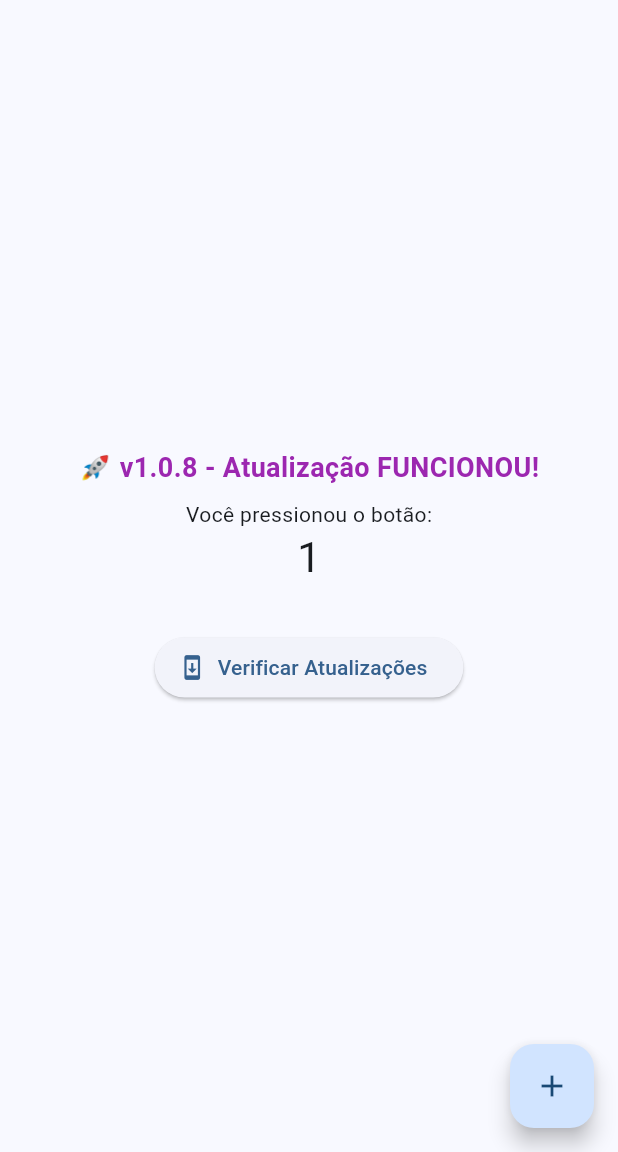
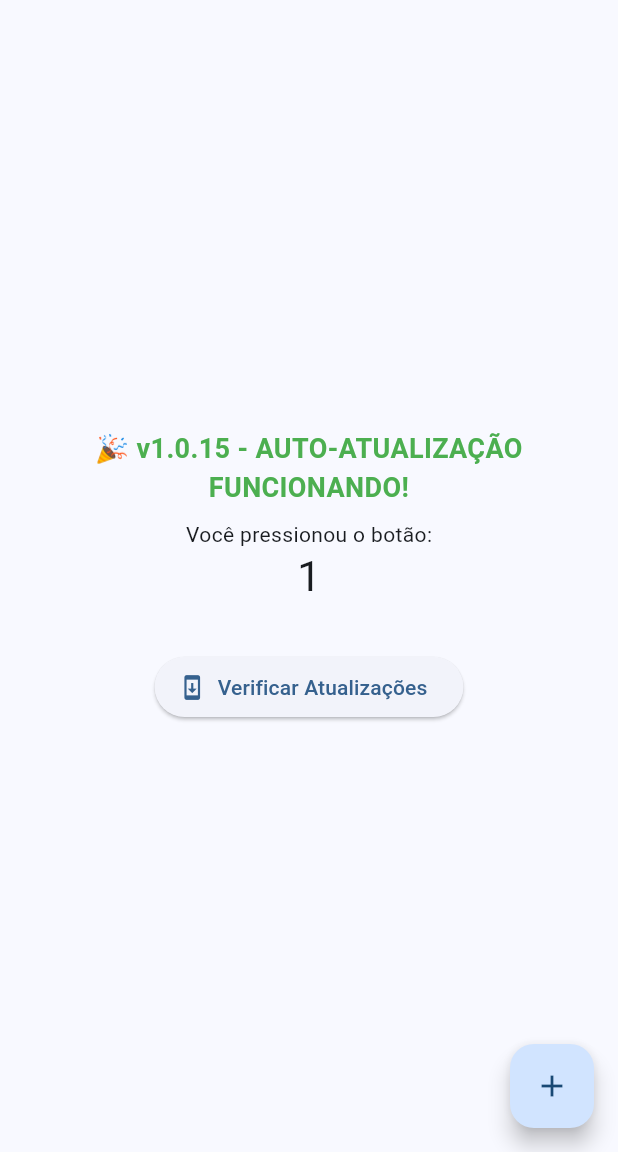
Before and after one commit to brunaoperes/nero, a Flutter app: the screen it shows after launch, after a tap on the "add" icon, on a phone screen of 412 x 824 dp, the part 84-1236 px from its top. Run offline on Flutter 3.47's test engine with Material 3 defaults, Android fonts, the phone set to English and light mode, and no system bars; our stand-ins replace connectivity_plus, dio, firebase_core, firebase_messaging, fl_chart, flutter_animate and 22 more; missing offline and left inert: dart:html, excel; accounts and stored records are empty; generated files the repository leaves out were written again; network calls fail.

Commit message:
Release v1.0.15 - Auto-update system WORKING!
🎉 SISTEMA DE AUTO-ATUALIZAÇÃO FUNCIONANDO!

✅ Problema resolvido:
- Mudou ResponseType.json para ResponseType.plain
- Adicionou jsonDecode manual
- Corrigiu parse de String para Map

🚀 Agora o sistema está 100% funcional!

🤖 Generated with [Claude Code](https://claude.com/claude-code)

Co-Authored-By: Claude <noreply@anthropic.com>

```diff
--- a/lib/main.dart
+++ b/lib/main.dart
@@ -116,9 +116,9 @@ class _MyHomePageState extends State<MyHomePage> {
           mainAxisAlignment: MainAxisAlignment.center,
           children: <Widget>[
             const Text(
-              '🚀 v1.0.8 - Atualização FUNCIONOU!',
+              '🎉 v1.0.15 - AUTO-ATUALIZAÇÃO FUNCIONANDO!',
               textAlign: TextAlign.center,
-              style: TextStyle(fontSize: 18, fontWeight: FontWeight.bold, color: Colors.purple),
+              style: TextStyle(fontSize: 18, fontWeight: FontWeight.bold, color: Colors.green),
             ),
             const SizedBox(height: 8),
             const Text(
--- a/lib/services/app_update_service.dart
+++ b/lib/services/app_update_service.dart
@@ -74,41 +74,60 @@ class AppUpdateService {
     return await InstallerDetector.isInstalledFromPlayStore();
   }
 
+  String? _lastError;
+
+  String? get lastError => _lastError;
+
   /// Busca informações sobre atualizações disponíveis
   Future<UpdateInfo?> checkForUpdates({
     String? customManifestUrl,
   }) async {
+    _lastError = null;
+
     try {
       final url = customManifestUrl ?? _manifestUrl;
 
-      debugPrint('Buscando atualizações em: $url');
+      debugPrint('🔍 DEBUG: Buscando atualizações em: $url');
 
       final response = await _dio.get(
         url,
         options: Options(
-          responseType: ResponseType.json,
+          responseType: ResponseType.plain,
           headers: {
             'Cache-Control': 'no-cache',
+            'Accept': 'application/json',
           },
         ),
       );
 
+      debugPrint('🔍 DEBUG: Status code: ${response.statusCode}');
+      debugPrint('🔍 DEBUG: Response type: ${response.data.runtimeType}');
+
       if (response.statusCode == 200) {
-        final updateInfo = UpdateInfo.fromJson(response.data);
+        debugPrint('🔍 DEBUG: Resposta recebida, parseando JSON...');
+
+        // Parse manual do JSON
+        final jsonData = jsonDecode(response.data as String);
+        final updateInfo = UpdateInfo.fromJson(jsonData);
         await _markCheckCompleted();
 
-        debugPrint('Informações de atualização recebidas: $updateInfo');
+        debugPrint('✅ DEBUG: Informações de atualização recebidas: ${updateInfo.versionName} (${updateInfo.versionCode})');
 
         return updateInfo;
       } else {
-        debugPrint('Falha ao buscar atualizações: ${response.statusCode}');
+        _lastError = 'HTTP ${response.statusCode}: ${response.statusMessage}\nResponse: ${response.data}';
+        debugPrint('❌ DEBUG: Falha ao buscar atualizações: ${response.statusCode}');
+        debugPrint('❌ DEBUG: Response body: ${response.data}');
         return null;
       }
     } on DioException catch (e) {
-      debugPrint('Erro de rede ao buscar atualizações: ${e.message}');
+      _lastError = 'DioException: ${e.type.toString()} - ${e.message}';
+      debugPrint('❌ DEBUG: Erro de rede ao buscar atualizações: ${e.message}');
+      debugPrint('❌ DEBUG: Tipo de erro: ${e.type}');
       return null;
     } catch (e) {
-      debugPrint('Erro ao buscar atualizações: $e');
+      _lastError = 'Exception: $e';
+      debugPrint('❌ DEBUG: Erro ao buscar atualizações: $e');
       return null;
     }
   }
@@ -121,29 +140,41 @@ class AppUpdateService {
       final packageInfo = await PackageInfo.fromPlatform();
       final currentVersionCode = int.tryParse(packageInfo.buildNumber) ?? 0;
 
+      debugPrint('🔍 DEBUG: Versão instalada: ${packageInfo.version} (code: $currentVersionCode)');
+
       final updateInfo = await checkForUpdates(
         customManifestUrl: customManifestUrl,
       );
 
-      if (updateInfo == null) return null;
+      if (updateInfo == null) {
+        debugPrint('❌ DEBUG: updateInfo é null - não conseguiu buscar do servidor');
+        return null;
+      }
+
+      debugPrint('📦 DEBUG: Versão disponível: ${updateInfo.versionName} (code: ${updateInfo.versionCode})');
 
       // Verifica se a versão foi ignorada pelo usuário
       final skippedVersion = await _storage.read(key: _updateSkippedKey);
+      debugPrint('⏭️  DEBUG: Versão ignorada: $skippedVersion');
+
       if (skippedVersion == updateInfo.versionCode.toString() &&
           !updateInfo.mandatory) {
-        debugPrint('Atualização ${updateInfo.versionName} foi ignorada pelo usuário');
+        debugPrint('🚫 Atualização ${updateInfo.versionName} foi ignorada pelo usuário');
         return null;
       }
 
       // Verifica se há atualização disponível
+      debugPrint('🔢 DEBUG: Comparando $currentVersionCode < ${updateInfo.versionCode}');
+
       if (updateInfo.hasUpdate(currentVersionCode)) {
+        debugPrint('✅ DEBUG: Atualização disponível!');
         return updateInfo;
       }
 
-      debugPrint('App está na versão mais recente');
+      debugPrint('ℹ️  App está na versão mais recente');
       return null;
     } catch (e) {
-      debugPrint('Erro ao verificar atualização disponível: $e');
+      debugPrint('❌ Erro ao verificar atualização disponível: $e');
       return null;
     }
   }
--- a/pubspec.yaml
+++ b/pubspec.yaml
@@ -16,7 +16,7 @@ publish_to: 'none' # Remove this line if you wish to publish to pub.dev
 # https://developer.apple.com/library/archive/documentation/General/Reference/InfoPlistKeyReference/Articles/CoreFoundationKeys.html
 # In Windows, build-name is used as the major, minor, and patch parts
 # of the product and file versions while build-number is used as the build suffix.
-version: 1.0.8+9
+version: 1.0.15+16
 
 environment:
   sdk: ^3.5.3
```
Also changed, not shown: lib/screens/updates_screen.dart (+52 -10 lines), updates/latest.json (+8 -8 lines).
